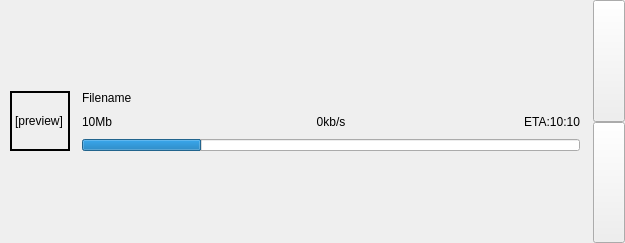
Above: src/chatlog/content/filetransferwidget.ui from qTox/qTox before the change. Below: the same form after it.
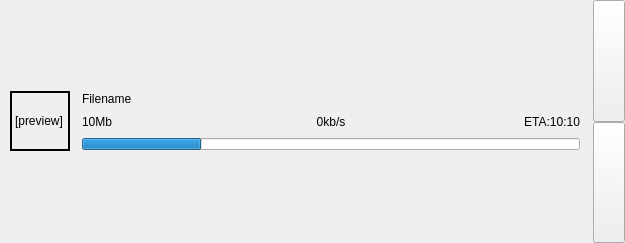
That is the form after the change. Icons and pictures are not drawn. Custom widgets are drawn as their Qt base class.

Commit message: Fix #1180: Oversized file transfer bubbles

```diff
--- a/src/chatlog/content/filetransferwidget.ui
+++ b/src/chatlog/content/filetransferwidget.ui
@@ -116,7 +116,7 @@
            <number>6</number>
           </property>
           <property name="verticalSpacing">
-           <number>3</number>
+           <number>2</number>
           </property>
           <item row="1" column="0">
            <widget class="QWidget" name="statusWidget" native="true">
```
The commit also changes 1 other file.
